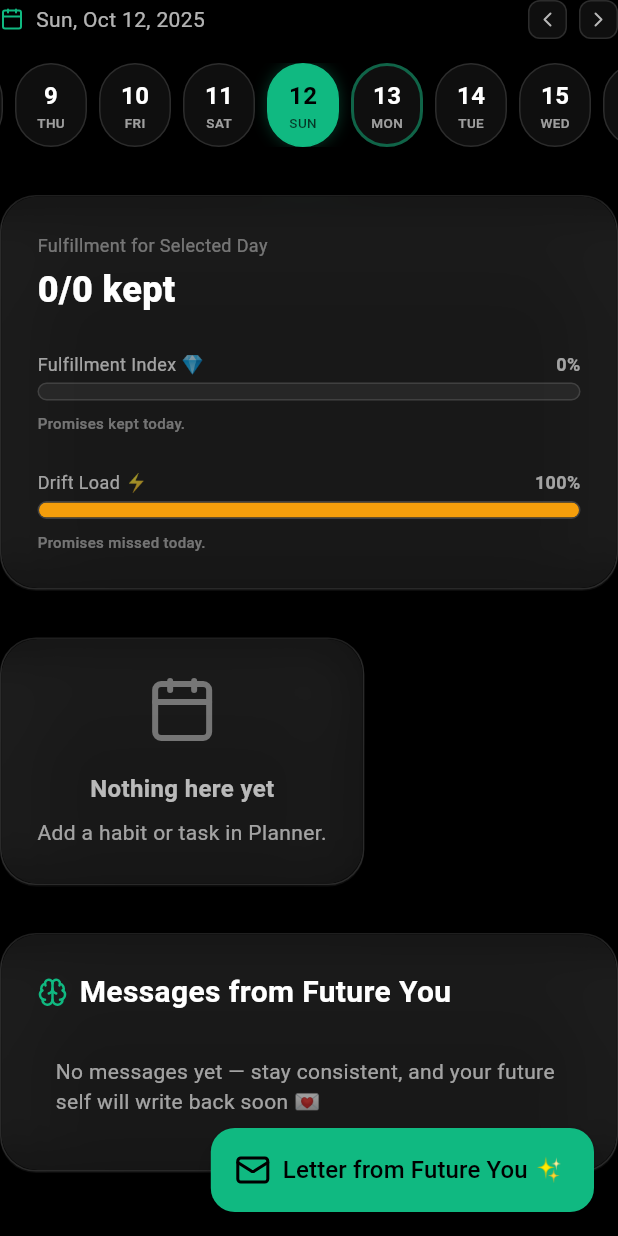
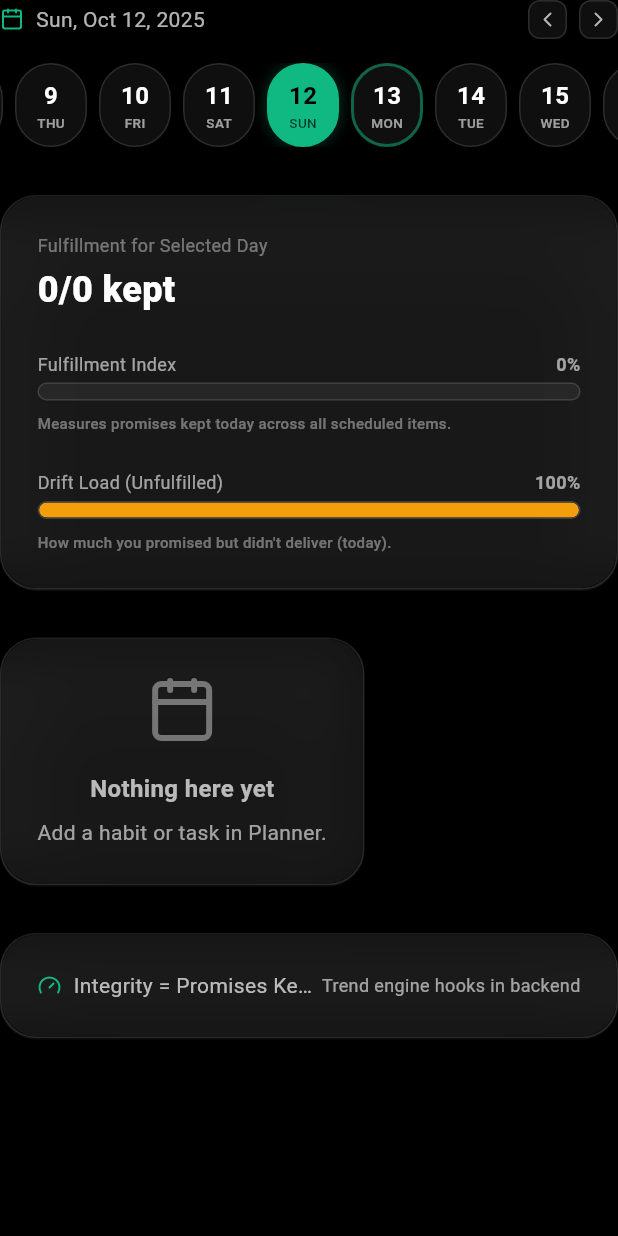
Before and after one commit to stossthegreat/futureyou, a Flutter app: the HomeScreen widget shown alone on an empty page, opened directly, after a tap on an icon or button, on a phone screen of 412 x 824 dp. Run offline on Flutter 3.47's test engine with Material 3 defaults, Android fonts, the phone set to English and light mode, and no system bars; our stand-ins replace audioplayers, flutter_animate, flutter_local_notifications, flutter_riverpod, flutter_timezone, hive and 5 more; missing offline and left inert: android_alarm_manager_plus; accounts and stored records are empty.

Commit message:
Update home_screen.dart

```diff
--- a/lib/screens/home_screen.dart
+++ b/lib/screens/home_screen.dart
@@ -1,15 +1,12 @@
-import 'dart:convert';
 import 'package:flutter/material.dart';
 import 'package:flutter_riverpod/flutter_riverpod.dart';
 import 'package:lucide_icons/lucide_icons.dart';
-import 'package:http/http.dart' as http;
 import '../design/tokens.dart';
 import '../widgets/glass_card.dart';
 import '../widgets/date_strip.dart';
 import '../widgets/habit_card.dart';
 import '../providers/habit_provider.dart';
 import '../models/habit.dart';
-import '../services/api_client.dart';
 
 class HomeScreen extends ConsumerStatefulWidget {
   const HomeScreen({super.key});
@@ -20,29 +17,6 @@ class HomeScreen extends ConsumerStatefulWidget {
 
 class _HomeScreenState extends ConsumerState<HomeScreen> {
   DateTime _selectedDate = DateTime.now();
-  List<CoachMessage> _messages = [];
-  bool _loadingMessages = false;
-
-  @override
-  void initState() {
-    super.initState();
-    _loadMessages();
-  }
-
-  Future<void> _loadMessages() async {
-    setState(() => _loadingMessages = true);
-    final res = await ApiClient.getCoachMessages();
-    if (mounted) {
-      setState(() {
-        _loadingMessages = false;
-        if (res.success && res.data != null) {
-          _messages = res.data!;
-        } else {
-          _messages = [];
-        }
-      });
-    }
-  }
 
   void _onDateSelected(DateTime date) {
     setState(() {
@@ -50,53 +24,23 @@ class _HomeScreenState extends ConsumerState<HomeScreen> {
     });
   }
 
-  Future<void> _generateLetter(String topic) async {
-    ScaffoldMessenger.of(context).showSnackBar(
-      const SnackBar(content: Text('Generating your Letter...')),
-    );
-    final res = await ApiClient.generateLetter(topic);
-    if (res.success && res.data != null) {
-      ScaffoldMessenger.of(context).showSnackBar(
-        const SnackBar(content: Text('📬 Letter from Future You delivered!')),
-      );
-      await _loadMessages();
-    } else {
-      ScaffoldMessenger.of(context).showSnackBar(
-        SnackBar(content: Text(res.error ?? 'Failed to generate letter')),
-      );
-    }
-  }
-
   @override
   Widget build(BuildContext context) {
     final habitEngine = ref.watch(habitEngineProvider);
     final allHabits = habitEngine.habits;
 
+    // Filter habits for selected date
     final dayHabits = allHabits.where((habit) {
       return habit.isScheduledForDate(_selectedDate);
     }).toList();
 
+    // ✅ Date-aware completion
     final completedCount = dayHabits.where((h) => h.isDoneOn(_selectedDate)).length;
     final totalCount = dayHabits.length;
     final fulfillmentPercentage = totalCount > 0 ? (completedCount / totalCount) * 100 : 0.0;
     final driftPercentage = 100.0 - fulfillmentPercentage;
 
-    return Scaffold(
-      backgroundColor: Colors.black,
-      floatingActionButton: FloatingActionButton.extended(
-        backgroundColor: AppColors.emerald,
-        icon: const Icon(LucideIcons.mail),
-        label: const Text('Letter from Future You ✨'),
-        onPressed: () async {
-          await _generateLetter('today’s progress and mindset');
-        },
-      ),
-      body: SafeArea(
-        child: RefreshIndicator(
-          onRefresh: _loadMessages,
-          color: AppColors.emerald,
-          child: SingleChildScrollView(
-            physics: const AlwaysScrollableScrollPhysics(),
+    return SingleChildScrollView(
       child: Column(
         crossAxisAlignment: CrossAxisAlignment.start,
         children: [
@@ -105,9 +49,10 @@ class _HomeScreenState extends ConsumerState<HomeScreen> {
             selectedDate: _selectedDate,
             onDateSelected: _onDateSelected,
           ),
+
           const SizedBox(height: AppSpacing.xl),
 
-                // Fulfillment overview
+          // Fulfillment overview card
           GlassCard(
             child: Column(
               children: [
@@ -134,23 +79,31 @@ class _HomeScreenState extends ConsumerState<HomeScreen> {
                     ),
                   ],
                 ),
+
                 const SizedBox(height: AppSpacing.lg),
+
+                // Progress bars
+                Column(
+                  children: [
                     _buildProgressBar(
                       progress: fulfillmentPercentage,
-                        label: 'Fulfillment Index 💎',
+                      label: 'Fulfillment Index',
                       color: AppColors.emerald,
-                        description: 'Promises kept today.',
+                      description: 'Measures promises kept today across all scheduled items.',
                     ),
                     const SizedBox(height: AppSpacing.lg),
                     _buildProgressBar(
                       progress: driftPercentage,
-                        label: 'Drift Load ⚡',
+                      label: 'Drift Load (Unfulfilled)',
                       color: AppColors.warning,
-                        description: 'Promises missed today.',
+                      description: 'How much you promised but didn\'t deliver (today).',
+                    ),
+                  ],
                 ),
               ],
             ),
           ),
+
           const SizedBox(height: AppSpacing.xl),
 
           // Habits list
@@ -158,18 +111,26 @@ class _HomeScreenState extends ConsumerState<HomeScreen> {
             GlassCard(
               child: Column(
                 children: [
-                        const Icon(LucideIcons.calendar, size: 48, color: AppColors.textQuaternary),
+                  Icon(
+                    LucideIcons.calendar,
+                    size: 48,
+                    color: AppColors.textQuaternary,
+                  ),
                   const SizedBox(height: AppSpacing.md),
-                        Text('Nothing here yet',
+                  Text(
+                    'Nothing here yet',
                     style: AppTextStyles.bodySemiBold.copyWith(
                       color: AppColors.textSecondary,
-                            )),
+                    ),
+                  ),
                   const SizedBox(height: AppSpacing.sm),
-                        Text('Add a habit or task in Planner.',
+                  Text(
+                    'Add a habit or task in Planner.',
                     style: AppTextStyles.caption.copyWith(
                       color: AppColors.textTertiary,
                     ),
-                            textAlign: TextAlign.center),
+                    textAlign: TextAlign.center,
+                  ),
                 ],
               ),
             )
@@ -194,95 +155,47 @@ class _HomeScreenState extends ConsumerState<HomeScreen> {
 
           const SizedBox(height: AppSpacing.xl),
 
-                // 🧠 OS Messages Section
+          // Integrity footer
           GlassCard(
-                  child: Column(
-                    crossAxisAlignment: CrossAxisAlignment.start,
+            child: Row(
+              mainAxisAlignment: MainAxisAlignment.spaceBetween,
               children: [
-                      Row(
+                Expanded(
+                  child: Row(
                     children: [
-                          const Icon(LucideIcons.brain, color: AppColors.emerald, size: 20),
-                          const SizedBox(width: 8),
-                          Text(
-                            'Messages from Future You',
-                            style: AppTextStyles.h3.copyWith(
-                              color: AppColors.textPrimary,
+                      Icon(
+                        LucideIcons.gauge,
+                        size: 16,
+                        color: AppColors.emerald,
                       ),
-                          ),
-                        ],
-                      ),
-                      const SizedBox(height: AppSpacing.md),
-                      if (_loadingMessages)
-                        const Center(
-                          child: Padding(
-                            padding: EdgeInsets.all(20),
-                            child: CircularProgressIndicator(color: AppColors.emerald),
-                          ),
-                        )
-                      else if (_messages.isEmpty)
-                        Padding(
-                          padding: const EdgeInsets.all(12.0),
+                      const SizedBox(width: AppSpacing.sm),
+                      Flexible(
                         child: Text(
-                            'No messages yet — stay consistent, and your future self will write back soon 💌',
-                            style: AppTextStyles.caption.copyWith(
-                              color: AppColors.textTertiary,
-                            ),
-                          ),
-                        )
-                      else
-                        Column(
-                          children: _messages.take(3).map((m) {
-                            return Padding(
-                              padding: const EdgeInsets.only(bottom: AppSpacing.sm),
-                              child: GlassCard(
-                                child: Column(
-                                  crossAxisAlignment: CrossAxisAlignment.start,
-                                  children: [
-                                    Text(
-                                      '${m.title} ${_emojiForKind(m.kind)}',
-                                      style: AppTextStyles.h4.copyWith(
-                                        color: AppColors.textPrimary,
-                                      ),
-                                    ),
-                                    const SizedBox(height: 6),
-                                    Text(
-                                      m.body,
+                          'Integrity = Promises Kept / Promises Made',
                           style: AppTextStyles.caption.copyWith(
                             color: AppColors.textSecondary,
+                          ),
+                          overflow: TextOverflow.ellipsis,
                         ),
                       ),
                     ],
                   ),
                 ),
-                            );
-                          }).toList(),
+                Text(
+                  'Trend engine hooks in backend',
+                  style: AppTextStyles.captionSmall.copyWith(
+                    color: AppColors.textTertiary,
+                  ),
                 ),
               ],
             ),
           ),
 
+          // Bottom padding for navigation
           const SizedBox(height: 100),
         ],
       ),
-          ),
-        ),
-      ),
     );
-  }
-
-  String _emojiForKind(CoachMessageKind kind) {
-    switch (kind) {
-      case CoachMessageKind.brief:
-        return '🌅';
-      case CoachMessageKind.nudge:
-        return '⚔️';
-      case CoachMessageKind.mirror:
-        return '🪞';
-      case CoachMessageKind.letter:
-        return '💌';
-      default:
-        return '✨';
-    }
   }
 
   Widget _buildProgressBar({
@@ -292,21 +205,26 @@ class _HomeScreenState extends ConsumerState<HomeScreen> {
     required String description,
   }) {
     final clampedProgress = progress.clamp(0.0, 100.0);
+
     return Column(
       crossAxisAlignment: CrossAxisAlignment.start,
       children: [
         Row(
           mainAxisAlignment: MainAxisAlignment.spaceBetween,
           children: [
-            Text(label,
+            Text(
+              label,
               style: AppTextStyles.captionSmall.copyWith(
                 color: AppColors.textTertiary,
-                )),
-            Text('${clampedProgress.toInt()}%',
+              ),
+            ),
+            Text(
+              '${clampedProgress.toInt()}%',
               style: AppTextStyles.captionSmall.copyWith(
                 color: AppColors.textTertiary,
                 fontWeight: FontWeight.w600,
-                )),
+              ),
+            ),
           ],
         ),
         const SizedBox(height: 4),
@@ -323,20 +241,34 @@ class _HomeScreenState extends ConsumerState<HomeScreen> {
           ),
           child: ClipRRect(
             borderRadius: BorderRadius.circular(AppBorderRadius.full),
-            child: FractionallySizedBox(
+            child: Stack(
+              children: [
+                Container(
+                  width: double.infinity,
+                  height: double.infinity,
+                  color: Colors.transparent,
+                ),
+                FractionallySizedBox(
                   widthFactor: clampedProgress / 100,
-              alignment: Alignment.centerLeft,
                   child: Container(
+                    height: double.infinity,
+                    decoration: BoxDecoration(
                       color: color,
+                      borderRadius: BorderRadius.circular(AppBorderRadius.full),
                     ),
+                  ),
+                ),
+              ],
             ),
           ),
         ),
         const SizedBox(height: AppSpacing.sm),
-        Text(description,
+        Text(
+          description,
           style: AppTextStyles.label.copyWith(
             color: AppColors.textQuaternary,
-            )),
+          ),
+        ),
       ],
     );
   }
```
Lines whose indentation alone changed are shown as unchanged.
